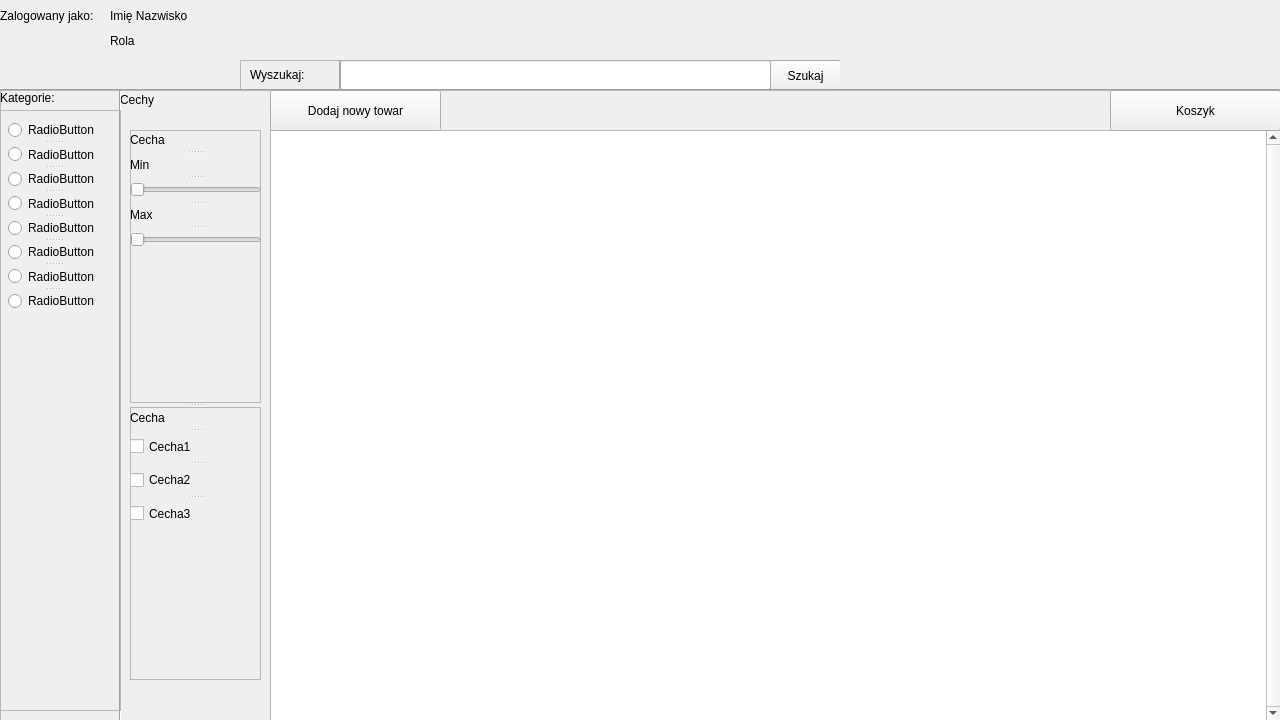
This is Sklepzelektronika/aplikacja_sklepu.ui in kapi2700/Sklepzelektronika as Qt 5 draws it before an edit. The edited form follows.
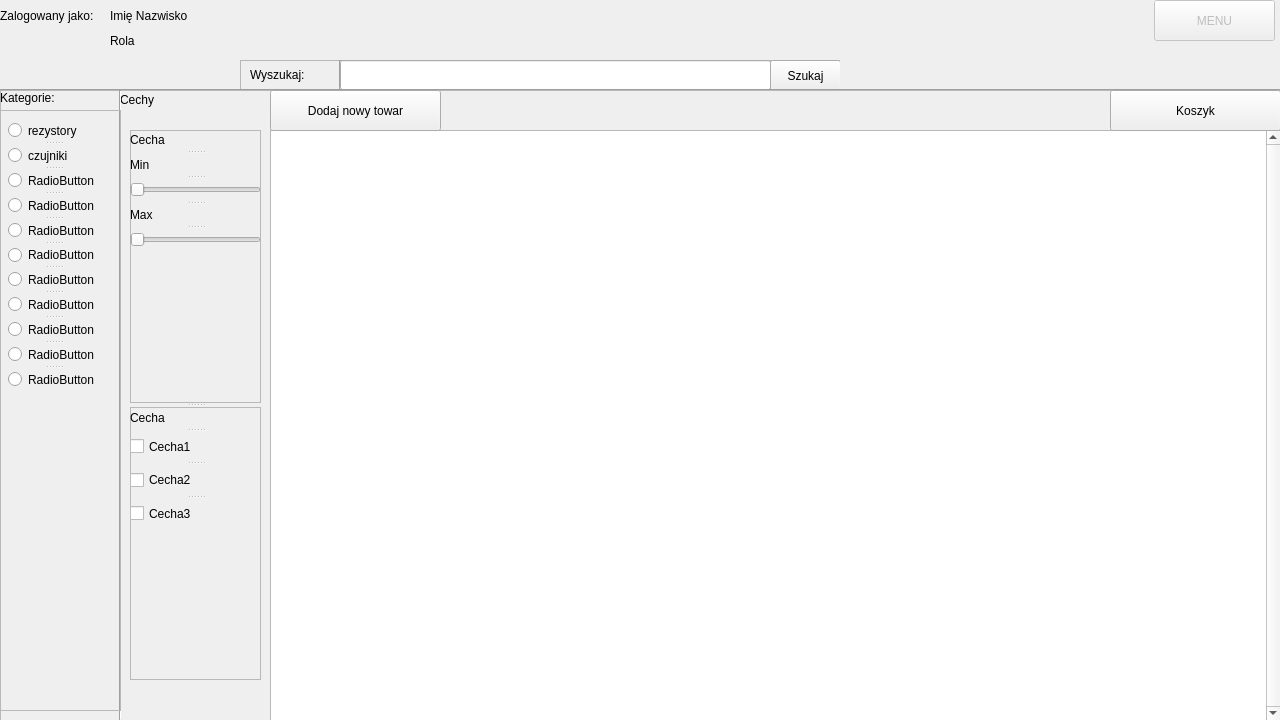
This is the edited form. The open tabs and pages were chosen to show the change.

```diff
--- a/Sklepzelektronika/aplikacja_sklepu.ui
+++ b/Sklepzelektronika/aplikacja_sklepu.ui
@@ -598,7 +598,7 @@
           <x>8</x>
           <y>10</y>
           <width>91</width>
-          <height>191</height>
+          <height>270</height>
          </rect>
         </property>
         <property name="orientation">
@@ -606,12 +606,12 @@
         </property>
         <widget class="QRadioButton" name="radioButton">
          <property name="text">
-          <string>RadioButton</string>
+          <string>rezystory</string>
          </property>
         </widget>
         <widget class="QRadioButton" name="radioButton_2">
          <property name="text">
-          <string>RadioButton</string>
+          <string>czujniki</string>
          </property>
         </widget>
         <widget class="QRadioButton" name="radioButton_3">
@@ -644,6 +644,21 @@
           <string>RadioButton</string>
          </property>
         </widget>
+        <widget class="QRadioButton" name="radioButton_9">
+         <property name="text">
+          <string>RadioButton</string>
+         </property>
+        </widget>
+        <widget class="QRadioButton" name="radioButton_10">
+         <property name="text">
+          <string>RadioButton</string>
+         </property>
+        </widget>
+        <widget class="QRadioButton" name="radioButton_11">
+         <property name="text">
+          <string>RadioButton</string>
+         </property>
+        </widget>
        </widget>
       </widget>
       <widget class="QTableView" name="towar_table">
@@ -1512,7 +1527,7 @@
      <rect>
       <x>110</x>
       <y>5</y>
-      <width>81</width>
+      <width>191</width>
       <height>21</height>
      </rect>
     </property>
@@ -1525,7 +1540,7 @@
      <rect>
       <x>110</x>
       <y>30</y>
-      <width>81</width>
+      <width>191</width>
       <height>21</height>
      </rect>
     </property>
@@ -1533,6 +1548,22 @@
      <string>Rola</string>
     </property>
    </widget>
+   <widget class="QPushButton" name="menu_btn">
+    <property name="enabled">
+     <bool>false</bool>
+    </property>
+    <property name="geometry">
+     <rect>
+      <x>1154</x>
+      <y>0</y>
+      <width>121</width>
+      <height>41</height>
+     </rect>
+    </property>
+    <property name="text">
+     <string>MENU</string>
+    </property>
+   </widget>
   </widget>
  </widget>
  <tabstops>
```
Left out of the diff: 52 changed lines with no effect on the pictures.
